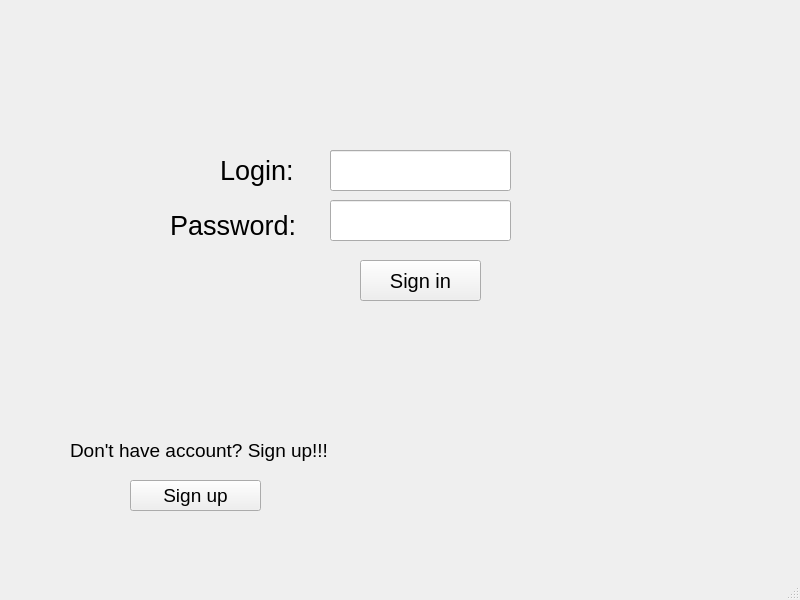
First picture: the form in Client/secondwindow.ui, repository KrHaXon/KOMUNIKATOR, before the edit.
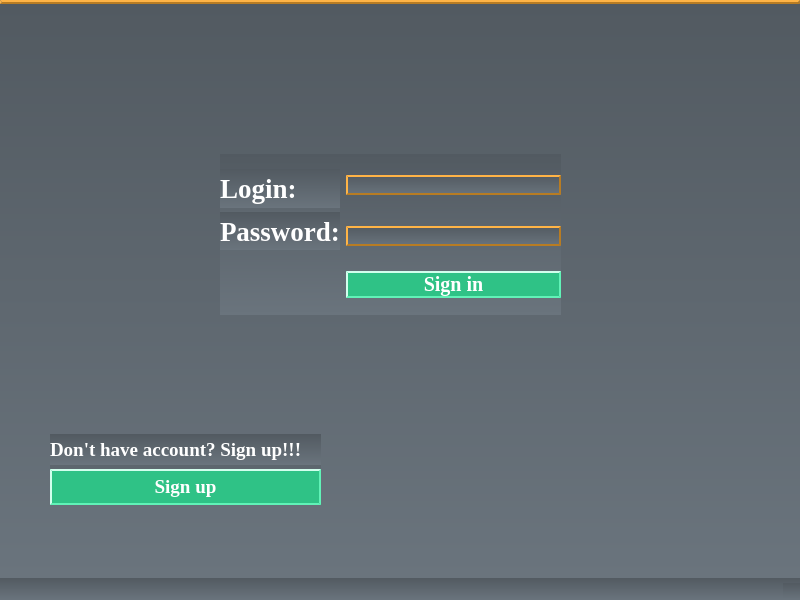
Second picture: the form after the edit.

What changed in the file:
```diff
--- a/Client/secondwindow.ui
+++ b/Client/secondwindow.ui
@@ -13,20 +13,83 @@
   <property name="windowTitle">
    <string>MainWindow</string>
   </property>
+  <property name="styleSheet">
+   <string notr="true">QTextEdit, QListWidget, QListView{
+border-width: 2px;
+     border-style: outset;
+     border-color: #b87c23;
+}
+QLabel, QPushButton, QLineEdit{
+ font-family: times, Times New Roman, times-roman, georgia, serif;
+    color: white;
+    margin: 0;
+    padding: 0px 0px 0px 0px;
+    letter-spacing: 0px;
+    font-weight: bold;
+}
+QWidget{
+    background-color: qlineargradient(spread:pad, x1:0, y1:0, x2:0, y2:1, stop:0 #525a61, stop:1 #6a747d);
+}
+QPushButton{
+border-width: 2px;
+     border-style: outset;
+     border-color: #61f2b7;
+     background-color: #2fc286;
+}
+
+
+QGroupBox, QLineEdit, QMenuBar{
+    border-width: 2px;
+    border-style: outset;
+    border-color: #b87c23;
+    font-family: times, Times New Roman, times-roman, georgia, serif;
+    color: black;
+    margin: 0;
+    padding: 0px 0px 0px 0px;
+    letter-spacing: 0px;
+    font-weight: bold;
+
+}
+QGroupBox::title{
+     font-family: times, Times New Roman, times-roman, georgia, serif;
+    color: white;
+    margin: 0;
+    padding: 0px 0px 0px 0px;
+    letter-spacing: 0px;
+    font-weight: bold;
+    subcontrol-origin: margin;
+    bottom: 5px;
+}
+
+QSplitter::handle{
+background:transparent;
+}
+QSplitter::handle:hover{
+cursor: default;
+}</string>
+  </property>
   <widget class="QWidget" name="centralwidget">
-   <widget class="QLabel" name="napisLogin">
+   <widget class="QWidget" name="layoutWidget">
     <property name="geometry">
      <rect>
       <x>220</x>
-      <y>140</y>
-      <width>91</width>
-      <height>61</height>
+      <y>150</y>
+      <width>341</width>
+      <height>161</height>
      </rect>
     </property>
+    <layout class="QGridLayout" name="gridLayout">
+     <item row="0" column="0" rowspan="2">
+      <widget class="QSplitter" name="splitter">
+       <property name="orientation">
+        <enum>Qt::Vertical</enum>
+       </property>
+       <widget class="QLabel" name="napisLogin">
     <property name="font">
      <font>
+          <family>times</family>
       <pointsize>20</pointsize>
-      <bold>false</bold>
+          <bold>true</bold>
      </font>
     </property>
     <property name="text">
@@ -34,88 +97,63 @@
     </property>
    </widget>
    <widget class="QLabel" name="labelPassword">
-    <property name="geometry">
-     <rect>
-      <x>170</x>
-      <y>190</y>
-      <width>131</width>
-      <height>71</height>
-     </rect>
-    </property>
     <property name="font">
      <font>
+          <family>times</family>
       <pointsize>20</pointsize>
-      <bold>false</bold>
+          <bold>true</bold>
      </font>
     </property>
     <property name="text">
      <string>Password:</string>
     </property>
    </widget>
-   <widget class="QLineEdit" name="lineEdit">
-    <property name="geometry">
-     <rect>
-      <x>330</x>
-      <y>150</y>
-      <width>131</width>
-      <height>31</height>
-     </rect>
-    </property>
-   </widget>
-   <widget class="QLineEdit" name="lineEditLogin">
-    <property name="geometry">
-     <rect>
-      <x>330</x>
-      <y>150</y>
-      <width>181</width>
-      <height>41</height>
-     </rect>
-    </property>
-   </widget>
+      </widget>
+     </item>
+     <item row="0" column="1">
+      <widget class="QLineEdit" name="lineEditLogin"/>
+     </item>
+     <item row="1" column="1">
    <widget class="QLineEdit" name="lineEditPassword">
-    <property name="geometry">
-     <rect>
-      <x>330</x>
-      <y>200</y>
-      <width>181</width>
-      <height>41</height>
-     </rect>
-    </property>
     <property name="echoMode">
      <enum>QLineEdit::Password</enum>
     </property>
    </widget>
+     </item>
+     <item row="2" column="1">
    <widget class="QPushButton" name="LoginButton">
-    <property name="geometry">
-     <rect>
-      <x>360</x>
-      <y>260</y>
-      <width>121</width>
-      <height>41</height>
-     </rect>
-    </property>
     <property name="font">
      <font>
+         <family>times</family>
       <pointsize>15</pointsize>
-      <bold>false</bold>
+         <bold>true</bold>
      </font>
     </property>
     <property name="text">
      <string>Sign in</string>
     </property>
    </widget>
-   <widget class="QLabel" name="labelRegistration">
+     </item>
+    </layout>
+   </widget>
+   <widget class="QSplitter" name="splitter_2">
     <property name="geometry">
      <rect>
-      <x>70</x>
+      <x>50</x>
       <y>430</y>
-      <width>261</width>
-      <height>41</height>
+      <width>271</width>
+      <height>71</height>
      </rect>
     </property>
+    <property name="orientation">
+     <enum>Qt::Vertical</enum>
+    </property>
+    <widget class="QLabel" name="labelRegistration">
     <property name="font">
      <font>
+       <family>times</family>
       <pointsize>14</pointsize>
+       <bold>true</bold>
      </font>
     </property>
     <property name="text">
@@ -123,18 +161,11 @@
     </property>
    </widget>
    <widget class="QPushButton" name="pushButton">
-    <property name="geometry">
-     <rect>
-      <x>130</x>
-      <y>480</y>
-      <width>131</width>
-      <height>31</height>
-     </rect>
-    </property>
     <property name="font">
      <font>
+       <family>times</family>
       <pointsize>14</pointsize>
-      <bold>false</bold>
+       <bold>true</bold>
      </font>
     </property>
     <property name="text">
@@ -142,13 +173,14 @@
     </property>
    </widget>
   </widget>
+  </widget>
   <widget class="QMenuBar" name="menubar">
    <property name="geometry">
     <rect>
      <x>0</x>
      <y>0</y>
      <width>800</width>
-     <height>21</height>
+     <height>23</height>
     </rect>
    </property>
   </widget>
```
Lines whose indentation alone changed are shown as unchanged.
